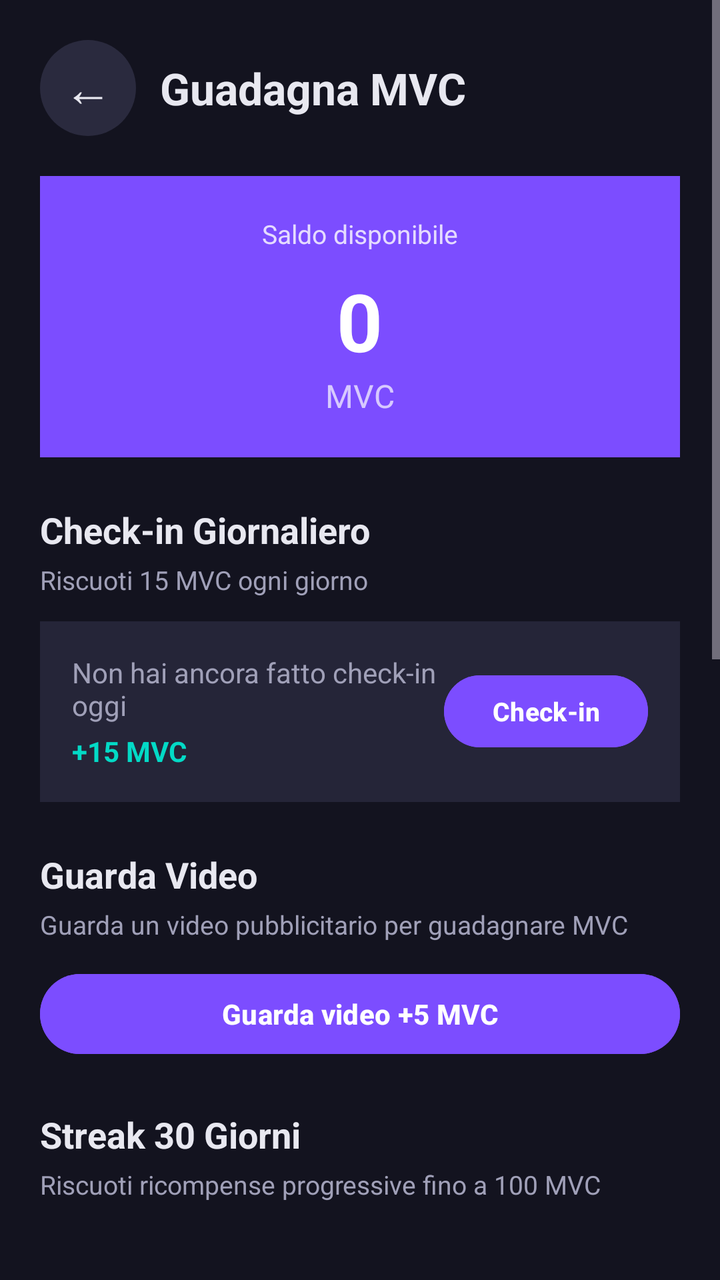
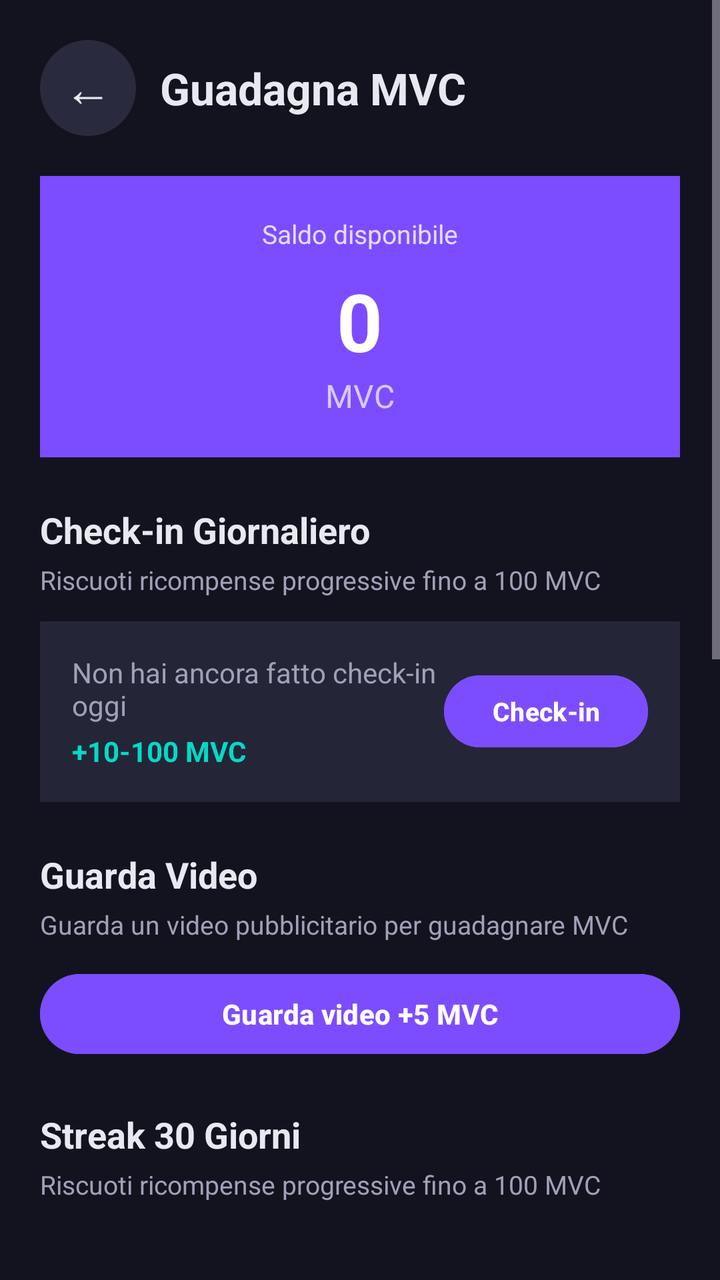

Two renders of the same Android screen: before a commit and after it. Below are the layout's source before the change and the commit's diff.
<!-- AndroidManifest.xml: activity theme AppTheme -->
<!-- res/layout/activity_mvc_earn.xml -->
<?xml version="1.0" encoding="utf-8"?>
<ScrollView xmlns:android="http://schemas.android.com/apk/res/android"
    android:layout_width="match_parent"
    android:layout_height="match_parent"
    android:background="@color/background"
    android:fillViewport="true">

    <LinearLayout
        android:layout_width="match_parent"
        android:layout_height="wrap_content"
        android:orientation="vertical"
        android:padding="20dp">

        
        <LinearLayout
            android:layout_width="match_parent"
            android:layout_height="wrap_content"
            android:orientation="horizontal"
            android:gravity="center_vertical">

            <TextView
                android:layout_width="48dp"
                android:layout_height="48dp"
                android:text="←"
                android:textColor="@color/on_surface"
                android:textSize="24sp"
                android:gravity="center"
                android:background="@drawable/circle_logo_bg"
                android:onClick="onBackClick" />

            <TextView
                android:layout_width="wrap_content"
                android:layout_height="wrap_content"
                android:layout_marginStart="12dp"
                android:text="Guadagna MVC"
                android:textColor="@color/on_surface"
                android:textSize="22sp"
                android:textStyle="bold" />

        </LinearLayout>

        
        <LinearLayout
            android:layout_width="match_parent"
            android:layout_height="wrap_content"
            android:layout_marginTop="20dp"
            android:orientation="vertical"
            android:padding="20dp"
            android:background="@color/primary"
            android:gravity="center_horizontal">

            <TextView
                android:layout_width="wrap_content"
                android:layout_height="wrap_content"
                android:text="Saldo disponibile"
                android:textColor="@color/on_primary"
                android:textSize="13sp"
                android:alpha="0.8" />

            <TextView
                android:id="@+id/earn_balance_text"
                android:layout_width="wrap_content"
                android:layout_height="wrap_content"
                android:layout_marginTop="8dp"
                android:text="0"
                android:textColor="@color/on_primary"
                android:textSize="40sp"
                android:textStyle="bold" />

            <TextView
                android:layout_width="wrap_content"
                android:layout_height="wrap_content"
                android:text="MVC"
                android:textColor="@color/on_primary"
                android:textSize="16sp"
                android:alpha="0.7" />

        </LinearLayout>

        
        <TextView
            android:layout_width="wrap_content"
            android:layout_height="wrap_content"
            android:layout_marginTop="24dp"
            android:text="Check-in Giornaliero"
            android:textColor="@color/on_surface"
            android:textSize="18sp"
            android:textStyle="bold" />

        <TextView
            android:layout_width="wrap_content"
            android:layout_height="wrap_content"
            android:layout_marginTop="4dp"
            android:text="Riscuoti 15 MVC ogni giorno"
            android:textColor="@color/on_surface_variant"
            android:textSize="13sp" />

        <LinearLayout
            android:layout_width="match_parent"
            android:layout_height="wrap_content"
            android:layout_marginTop="12dp"
            android:orientation="horizontal"
            android:gravity="center_vertical"
            android:background="@color/surface_card"
            android:padding="16dp">

            <LinearLayout
                android:layout_width="0dp"
                android:layout_height="wrap_content"
                android:layout_weight="1"
                android:orientation="vertical">

                <TextView
                    android:id="@+id/checkin_status_text"
                    android:layout_width="wrap_content"
                    android:layout_height="wrap_content"
                    android:text="Non hai ancora fatto check-in oggi"
                    android:textColor="@color/on_surface_variant"
                    android:textSize="14sp" />

                <TextView
                    android:id="@+id/checkin_reward_text"
                    android:layout_width="wrap_content"
                    android:layout_height="wrap_content"
                    android:layout_marginTop="4dp"
                    android:text="+15 MVC"
                    android:textColor="@color/secondary"
                    android:textSize="14sp"
                    android:textStyle="bold" />

            </LinearLayout>

            <com.google.android.material.button.MaterialButton
                android:id="@+id/btn_do_checkin"
                android:layout_width="wrap_content"
                android:layout_height="44dp"
                android:backgroundTint="@color/primary"
                android:text="Check-in"
                android:textColor="@color/on_primary"
                android:textSize="13sp"
                android:textStyle="bold" />

        </LinearLayout>

        
        <TextView
            android:layout_width="wrap_content"
            android:layout_height="wrap_content"
            android:layout_marginTop="24dp"
            android:text="Guarda Video"
            android:textColor="@color/on_surface"
            android:textSize="18sp"
            android:textStyle="bold" />

        <TextView
            android:layout_width="wrap_content"
            android:layout_height="wrap_content"
            android:layout_marginTop="4dp"
            android:text="Guarda un video pubblicitario per guadagnare MVC"
            android:textColor="@color/on_surface_variant"
            android:textSize="13sp" />

        <com.google.android.material.button.MaterialButton
            android:id="@+id/btn_watch_ad"
            android:layout_width="match_parent"
            android:layout_height="48dp"
            android:layout_marginTop="12dp"
            android:backgroundTint="@color/primary"
            android:text="Guarda video +5 MVC"
            android:textColor="@color/on_primary"
            android:textSize="14sp"
            android:textStyle="bold" />

        
        <TextView
            android:layout_width="wrap_content"
            android:layout_height="wrap_content"
            android:layout_marginTop="24dp"
            android:text="Streak 30 Giorni"
            android:textColor="@color/on_surface"
            android:textSize="18sp"
            android:textStyle="bold" />

        <TextView
            android:layout_width="wrap_content"
            android:layout_height="wrap_content"
            android:layout_marginTop="4dp"
            android:text="Riscuoti ricompense progressive fino a 100 MVC"
            android:textColor="@color/on_surface_variant"
            android:textSize="13sp" />

        <ScrollView
            android:layout_width="match_parent"
            android:layout_height="wrap_content"
            android:layout_marginTop="12dp"
            android:scrollbars="horizontal"
            android:overScrollMode="never"
            android:fillViewport="true">

            <GridLayout
                android:id="@+id/streak_grid"
                android:layout_width="wrap_content"
                android:layout_height="wrap_content"
                android:columnCount="5"
                android:rowCount="6"
                android:useDefaultMargins="true" />

        </ScrollView>

        
        <TextView
            android:layout_width="wrap_content"
            android:layout_height="wrap_content"
            android:layout_marginTop="24dp"
            android:text="Cosa puoi sbloccare"
            android:textColor="@color/on_surface"
            android:textSize="18sp"
            android:textStyle="bold" />

        <TextView
            android:layout_width="wrap_content"
            android:layout_height="wrap_content"
            android:layout_marginTop="4dp"
            android:text="Usa i MevaCoins per accedere a funzionalità esclusive"
            android:textColor="@color/on_surface_variant"
            android:textSize="13sp" />

        <LinearLayout
            android:layout_width="match_parent"
            android:layout_height="wrap_content"
            android:layout_marginTop="12dp"
            android:orientation="vertical">

            
            <LinearLayout
                android:layout_width="match_parent"
                android:layout_height="wrap_content"
                android:orientation="horizontal"
                android:padding="12dp"
                android:background="@color/surface_card"
                android:layout_marginBottom="8dp"
                android:gravity="center_vertical">

                <TextView
                    android:layout_width="wrap_content"
                    android:layout_height="wrap_content"
                    android:text="🔒"
                    android:textSize="24sp" />

                <LinearLayout
                    android:layout_width="0dp"
                    android:layout_height="wrap_content"
                    android:layout_weight="1"
                    android:orientation="vertical"
                    android:layout_marginStart="12dp">

                    <TextView
                        android:layout_width="wrap_content"
                        android:layout_height="wrap_content"
                        android:text="Categorie Hot"
                        android:textColor="@color/on_surface"
                        android:textSize="14sp"
                        android:textStyle="bold" />

                    <TextView
                        android:layout_width="wrap_content"
                        android:layout_height="wrap_content"
                        android:text="Flirt, Relazioni, Seduzione e altre categorie premium"
                        android:textColor="@color/on_surface_variant"
                        android:textSize="12sp" />

                </LinearLayout>

                <TextView
                    android:layout_width="wrap_content"
                    android:layout_height="wrap_content"
                    android:text="200-500 MVC"
                    android:textColor="@color/primary"
                    android:textSize="12sp"
                    android:textStyle="bold" />

            </LinearLayout>

            
            <LinearLayout
                android:layout_width="match_parent"
                android:layout_height="wrap_content"
                android:orientation="horizontal"
                android:padding="12dp"
                android:background="@color/surface_card"
                android:layout_marginBottom="8dp"
                android:gravity="center_vertical">

                <TextView
                    android:layout_width="wrap_content"
                    android:layout_height="wrap_content"
                    android:text="🎨"
                    android:textSize="24sp" />

                <LinearLayout
                    android:layout_width="0dp"
                    android:layout_height="wrap_content"
                    android:layout_weight="1"
                    android:orientation="vertical"
                    android:layout_marginStart="12dp">

                    <TextView
                        android:layout_width="wrap_content"
                        android:layout_height="wrap_content"
                        android:text="Generazione Immagini"
                        android:textColor="@color/on_surface"
                        android:textSize="14sp"
                        android:textStyle="bold" />

                    <TextView
                        android:layout_width="wrap_content"
                        android:layout_height="wrap_content"
                        android:text="Crea immagini AI dei personaggi con /genera"
                        android:textColor="@color/on_surface_variant"
                        android:textSize="12sp" />

                </LinearLayout>

                <TextView
                    android:layout_width="wrap_content"
                    android:layout_height="wrap_content"
                    android:text="50 MVC"
                    android:textColor="@color/primary"
                    android:textSize="12sp"
                    android:textStyle="bold" />

            </LinearLayout>

            
            <LinearLayout
                android:layout_width="match_parent"
                android:layout_height="wrap_content"
                android:orientation="horizontal"
                android:padding="12dp"
                android:background="@color/surface_card"
                android:layout_marginBottom="8dp"
                android:gravity="center_vertical">

                <TextView
                    android:layout_width="wrap_content"
                    android:layout_height="wrap_content"
                    android:text="🎬"
                    android:textSize="24sp" />

                <LinearLayout
                    android:layout_width="0dp"
                    android:layout_height="wrap_content"
                    android:layout_weight="1"
                    android:orientation="vertical"
                    android:layout_marginStart="12dp">

                    <TextView
                        android:layout_width="wrap_content"
                        android:layout_height="wrap_content"
                        android:text="Generazione Video"
                        android:textColor="@color/on_surface"
                        android:textSize="14sp"
                        android:textStyle="bold" />

                    <TextView
                        android:layout_width="wrap_content"
                        android:layout_height="wrap_content"
                        android:text="Crea video animati con /muovi"
                        android:textColor="@color/on_surface_variant"
                        android:textSize="12sp" />

                </LinearLayout>

                <TextView
                    android:layout_width="wrap_content"
                    android:layout_height="wrap_content"
                    android:text="100 MVC"
                    android:textColor="@color/primary"
                    android:textSize="12sp"
                    android:textStyle="bold" />

            </LinearLayout>

            
            <LinearLayout
                android:layout_width="match_parent"
                android:layout_height="wrap_content"
                android:orientation="horizontal"
                android:padding="12dp"
                android:background="@color/surface_card"
                android:layout_marginBottom="8dp"
                android:gravity="center_vertical">

                <TextView
                    android:layout_width="wrap_content"
                    android:layout_height="wrap_content"
                    android:text="🎙️"
                    android:textSize="24sp" />

                <LinearLayout
                    android:layout_width="0dp"
                    android:layout_height="wrap_content"
                    android:layout_weight="1"
                    android:orientation="vertical"
                    android:layout_marginStart="12dp">

                    <TextView
                        android:layout_width="wrap_content"
                        android:layout_height="wrap_content"
                        android:text="Messaggi Vocali Premium"
                        android:textColor="@color/on_surface"
                        android:textSize="14sp"
                        android:textStyle="bold" />

                    <TextView
                        android:layout_width="wrap_content"
                        android:layout_height="wrap_content"
                        android:text="Voci personalizzate per ogni personaggio"
                        android:textColor="@color/on_surface_variant"
                        android:textSize="12sp" />

                </LinearLayout>

                <TextView
                    android:layout_width="wrap_content"
                    android:layout_height="wrap_content"
                    android:text="30 MVC"
                    android:textColor="@color/primary"
                    android:textSize="12sp"
                    android:textStyle="bold" />

            </LinearLayout>

            
            <LinearLayout
                android:layout_width="match_parent"
                android:layout_height="wrap_content"
                android:orientation="horizontal"
                android:padding="12dp"
                android:background="@color/surface_card"
                android:layout_marginBottom="8dp"
                android:gravity="center_vertical">

                <TextView
                    android:layout_width="wrap_content"
                    android:layout_height="wrap_content"
                    android:text="🧠"
                    android:textSize="24sp" />

                <LinearLayout
                    android:layout_width="0dp"
                    android:layout_height="wrap_content"
                    android:layout_weight="1"
                    android:orientation="vertical"
                    android:layout_marginStart="12dp">

                    <TextView
                        android:layout_width="wrap_content"
                        android:layout_height="wrap_content"
                        android:text="Memoria Estesa"
                        android:textColor="@color/on_surface"
                        android:textSize="14sp"
                        android:textStyle="bold" />

                    <TextView
                        android:layout_width="wrap_content"
                        android:layout_height="wrap_content"
                        android:text="I personaggi ricordano più conversazioni passate"
                        android:textColor="@color/on_surface_variant"
                        android:textSize="12sp" />

                </LinearLayout>

                <TextView
                    android:layout_width="wrap_content"
                    android:layout_height="wrap_content"
                    android:text="80 MVC"
                    android:textColor="@color/primary"
                    android:textSize="12sp"
                    android:textStyle="bold" />

            </LinearLayout>

        </LinearLayout>

        
        <TextView
            android:layout_width="wrap_content"
            android:layout_height="wrap_content"
            android:layout_marginTop="24dp"
            android:text="Ultime transazioni"
            android:textColor="@color/on_surface"
            android:textSize="18sp"
            android:textStyle="bold" />

        <LinearLayout
            android:id="@+id/transactions_container"
            android:layout_width="match_parent"
            android:layout_height="wrap_content"
            android:layout_marginTop="8dp"
            android:orientation="vertical">

            <TextView
                android:id="@+id/transactions_empty"
                android:layout_width="wrap_content"
                android:layout_height="wrap_content"
                android:layout_marginTop="12dp"
                android:text="Nessuna transazione ancora"
                android:textColor="@color/on_surface_dim"
                android:textSize="14sp" />

        </LinearLayout>

        <View
            android:layout_width="match_parent"
            android:layout_height="48dp" />

    </LinearLayout>

</ScrollView>
<!-- resources referenced by this layout -->
<resources>
  <color name="background">#13131F</color>
  <color name="on_primary">#FFFFFF</color>
  <color name="on_surface">#E8E8F0</color>
  <color name="on_surface_dim">#6B6B80</color>
  <color name="on_surface_variant">#A0A0B8</color>
  <color name="primary">#7C4DFF</color>
  <color name="secondary">#03DAC6</color>
  <color name="surface_card">#252538</color>
  <!-- drawable circle_logo_bg (drawable) -->
  <?xml version="1.0" encoding="utf-8"?>
  <shape xmlns:android="http://schemas.android.com/apk/res/android"
         android:shape="oval">
      <solid android:color="@color/surface_container"/>
  </shape>
  <style name="AppTheme" parent="Theme.Material3.Dark.NoActionBar">
          <item name="colorPrimary">@color/primary</item>
          <item name="colorOnPrimary">@color/on_primary</item>
          <item name="colorPrimaryContainer">@color/primary_dark</item>
          <item name="colorOnPrimaryContainer">@color/on_primary</item>
          <item name="colorSecondary">@color/secondary</item>
          <item name="colorTertiary">@color/tertiary</item>
          <item name="colorSurface">@color/surface</item>
          <item name="colorOnSurface">@color/on_surface</item>
          <item name="colorSurfaceVariant">@color/surface_variant</item>
          <item name="colorOnSurfaceVariant">@color/on_surface_variant</item>
          <item name="colorSurfaceContainer">@color/surface_container</item>
          <item name="android:colorBackground">@color/background</item>
          <item name="android:windowBackground">@color/background</item>
          <item name="android:statusBarColor">@color/background_dark</item>
          <item name="android:navigationBarColor">@color/bottom_nav_bg</item>
          <item name="android:windowLightStatusBar">false</item>
          <item name="colorError">@color/error</item>
          <item name="colorOnError">@color/on_primary</item>
          <item name="colorErrorContainer">@color/error_container</item>
          <item name="colorOutline">@color/outline</item>
      </style>
  <color name="surface_container">#2A2A3E</color>
  <color name="primary_dark">#651FFF</color>
  <color name="tertiary">#FF6E40</color>
  <color name="surface">#1E1E2E</color>
  <color name="surface_variant">#3A3A4E</color>
  <color name="background_dark">#0D0D16</color>
  <color name="bottom_nav_bg">#1A1A2E</color>
  <color name="error">#FF5252</color>
  <color name="error_container">#3E1A1A</color>
  <color name="outline">#3A3A4E</color>
</resources>

<!-- the commit's change to res/layout/activity_mvc_earn.xml (unified diff, before → after) -->
@@ -91,7 +91,7 @@
             android:layout_width="wrap_content"
             android:layout_height="wrap_content"
             android:layout_marginTop="4dp"
-            android:text="Riscuoti 15 MVC ogni giorno"
+            android:text="Riscuoti ricompense progressive fino a 100 MVC"
             android:textColor="@color/on_surface_variant"
             android:textSize="13sp" />
 
@@ -123,7 +123,7 @@
                     android:layout_width="wrap_content"
                     android:layout_height="wrap_content"
                     android:layout_marginTop="4dp"
-                    android:text="+15 MVC"
+                    android:text="+10-100 MVC"
                     android:textColor="@color/secondary"
                     android:textSize="14sp"
                     android:textStyle="bold" />
